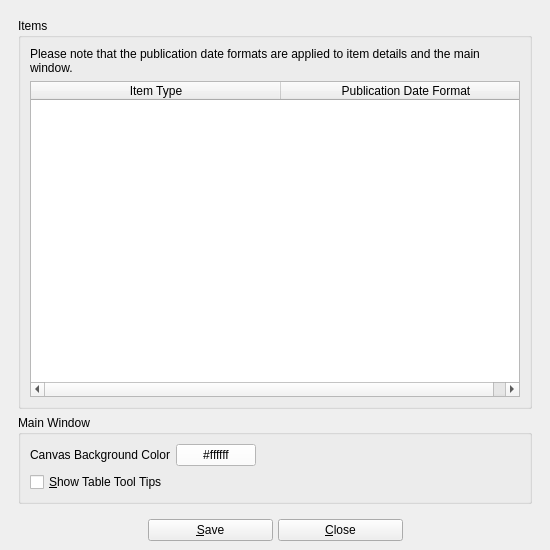
Qt form UI/biblioteq_otheroptions.ui (textbrowser/biblioteq) before a commit.
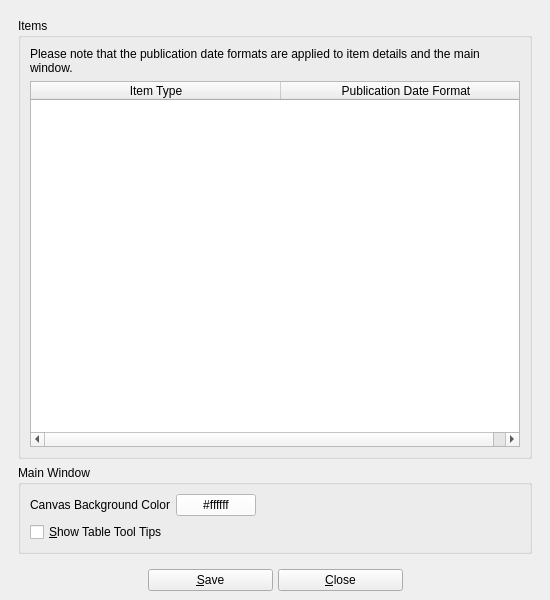
The same form after that commit. Icons and pictures are not drawn.

What changed in the file:
```diff
--- a/UI/biblioteq_otheroptions.ui
+++ b/UI/biblioteq_otheroptions.ui
@@ -7,7 +7,7 @@
     <x>0</x>
     <y>0</y>
     <width>550</width>
-    <height>550</height>
+    <height>600</height>
    </rect>
   </property>
   <property name="windowTitle">
@@ -33,7 +33,7 @@
          <x>0</x>
          <y>0</y>
          <width>538</width>
-         <height>496</height>
+         <height>546</height>
         </rect>
        </property>
        <layout class="QVBoxLayout" name="verticalLayout_2">
```
